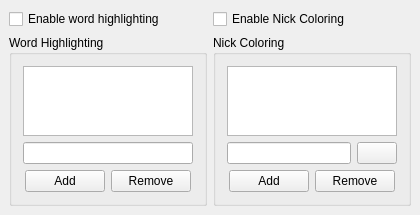
Old version of the form src/options/opt_general_groupchat.ui in the repository psi-im/psi.
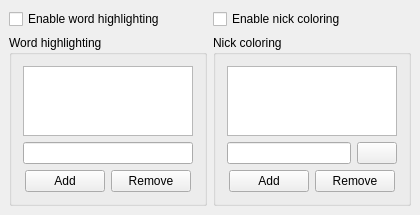
New version of the form.

The edit to the form file:
```diff
--- a/src/options/opt_general_groupchat.ui
+++ b/src/options/opt_general_groupchat.ui
@@ -40,7 +40,7 @@
         <string>Highlight lines and alert the user if this text is included in chat</string>
        </property>
        <property name="title" >
-        <string>Word Highlighting</string>
+        <string>Word highlighting</string>
        </property>
        <layout class="QVBoxLayout" >
         <property name="margin" >
@@ -153,14 +153,14 @@
      <item>
       <widget class="QCheckBox" name="ck_gcNickColoring" >
        <property name="text" >
-        <string>Enable Nick Coloring</string>
+        <string>Enable nick coloring</string>
        </property>
       </widget>
      </item>
      <item>
       <widget class="QGroupBox" name="ncGroupBox" >
        <property name="title" >
-        <string>Nick Coloring</string>
+        <string>Nick coloring</string>
        </property>
        <layout class="QVBoxLayout" >
         <property name="margin" >
```
